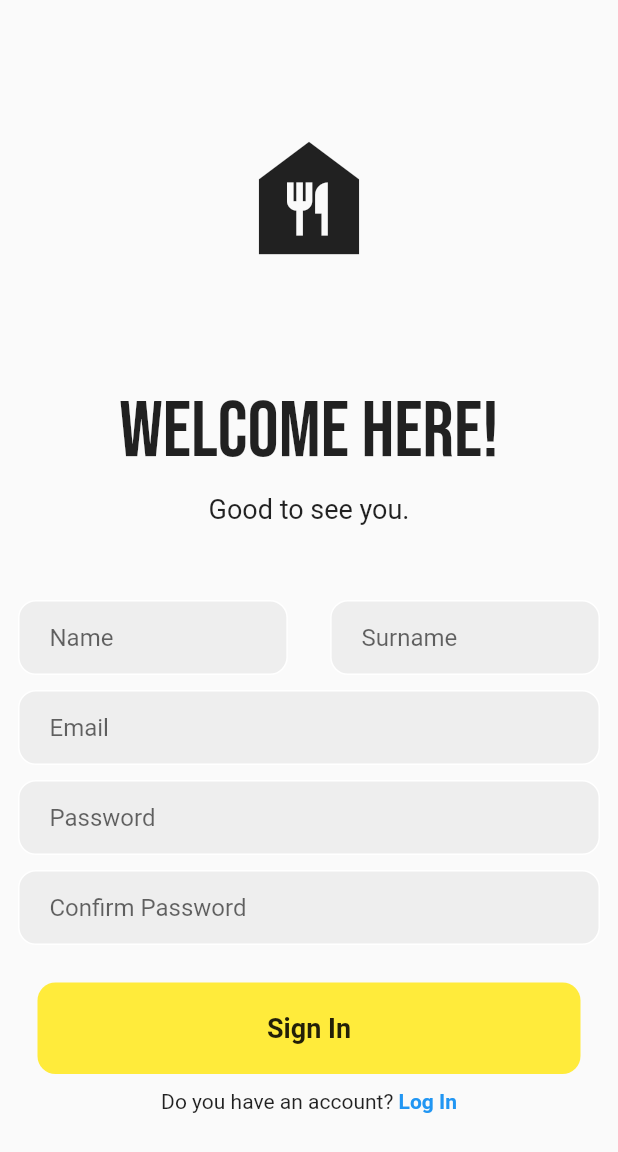
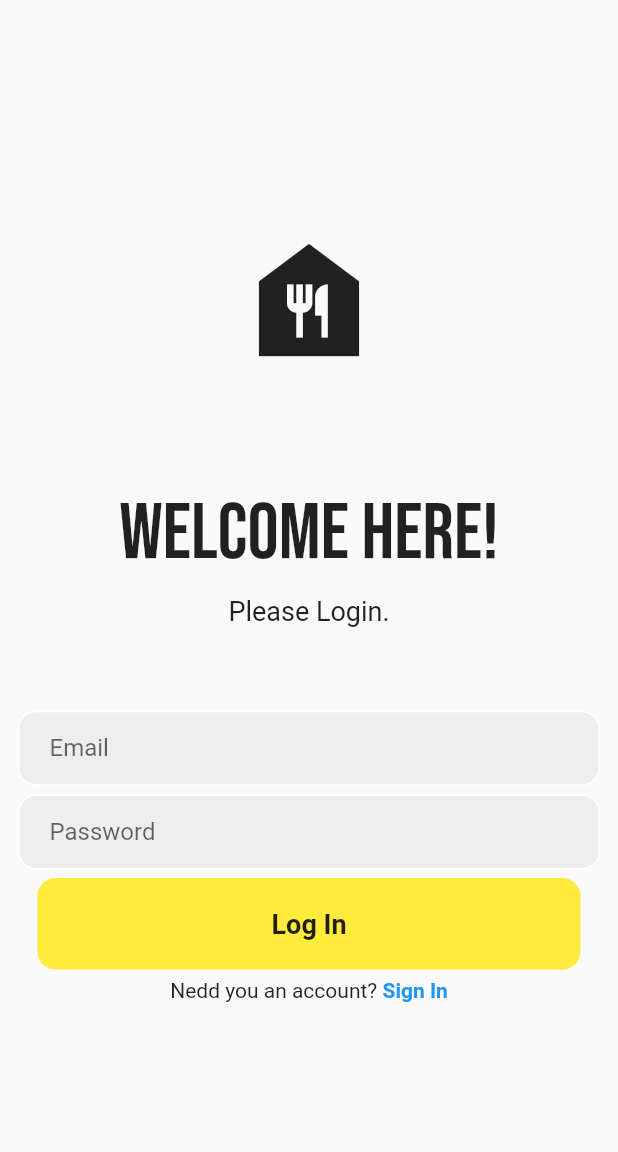
Before and after one commit to abdussametkaradeniz/recipeProject, a Flutter app: the screen it shows after launch, after a tap on "Log In", on a phone screen of 412 x 824 dp. Shown: the top 1152 px of the screen. Run offline on Flutter 3.47's test engine with Material 2 defaults, Android fonts, the light colour scheme and no system bars; our stand-ins replace google_fonts.

Commit message:
login ve signin ekranları navigate ayarı

```diff
--- a/lib/AuthProcess/Login/Login.dart
+++ b/lib/AuthProcess/Login/Login.dart
@@ -1,8 +1,10 @@
 import 'package:flutter/material.dart';
+import 'package:recipeapp/AuthProcess/SignIn/SignIn.dart';
 import 'package:recipeapp/Widgets/custom_button.dart';
 import 'package:recipeapp/Widgets/custom_text_field.dart';
 import 'package:recipeapp/Widgets/have_account_widget.dart';
 import 'package:recipeapp/Widgets/header_widget.dart';
+import 'package:recipeapp/components/navigate.dart';
 
 class Login extends StatefulWidget {
   const Login({super.key});
@@ -28,13 +30,17 @@
                   height: MediaQuery.of(context).size.height / 4,
                   child: Column(
                     mainAxisAlignment: MainAxisAlignment.spaceEvenly,
-                    children: const [
-                      CustomTextField(hintText: 'Email'),
-                      CustomTextField(hintText: 'Password'),
-                      CustomButton(btnText: 'Log In'),
+                    children: [
+                      const CustomTextField(hintText: 'Email'),
+                      const CustomTextField(hintText: 'Password'),
+                      const CustomButton(btnText: 'Log In'),
                       HaveAccountWidget(
-                        haveAccountText: 'Need an account?',
+                        haveAccountText: 'Nedd you an account?',
                         logOrSign: 'Sign In',
+                        onTap: () {
+                          Navigator.of(context).push(MaterialPageRoute(
+                              builder: (context) => const SignIn()));
+                        },
                       ),
                     ],
                   ),
--- a/lib/AuthProcess/SignIn/SignIn.dart
+++ b/lib/AuthProcess/SignIn/SignIn.dart
@@ -1,9 +1,11 @@
 import 'package:flutter/material.dart';
 import 'package:google_fonts/google_fonts.dart';
+import 'package:recipeapp/AuthProcess/Login/Login.dart';
 import 'package:recipeapp/Widgets/custom_button.dart';
 import 'package:recipeapp/Widgets/custom_text_field.dart';
 import 'package:recipeapp/Widgets/have_account_widget.dart';
 import 'package:recipeapp/Widgets/header_widget.dart';
+import 'package:recipeapp/components/navigate.dart';
 
 class SignIn extends StatefulWidget {
   const SignIn({super.key});
@@ -58,9 +60,13 @@
                 const SizedBox(height: 10),
 
                 //not a member
-                const HaveAccountWidget(
+                HaveAccountWidget(
                   haveAccountText: 'Do you have an account?',
                   logOrSign: 'Log In',
+                  onTap: () {
+                    Navigator.of(context).push(
+                        MaterialPageRoute(builder: (context) => const Login()));
+                  },
                 ),
               ],
             ),
--- a/lib/Widgets/have_account_widget.dart
+++ b/lib/Widgets/have_account_widget.dart
@@ -5,10 +5,12 @@
     super.key,
     required this.haveAccountText,
     required this.logOrSign,
+    required this.onTap,
   });
 
   final String haveAccountText;
   final String logOrSign;
+  final VoidCallback onTap;
 
   @override
   Widget build(BuildContext context) {
@@ -17,7 +19,7 @@
       children: [
         Text(haveAccountText),
         GestureDetector(
-          onTap: () {},
+          onTap: onTap,
           child: Text(
             ' $logOrSign',
             style: const TextStyle(
--- /dev/null
+++ b/lib/components/navigate.dart
@@ -0,0 +1,5 @@
+import 'package:flutter/material.dart';
+
+class NavigationService {
+  static GlobalKey<NavigatorState> navigatorKey = GlobalKey<NavigatorState>();
+}
--- a/lib/main.dart
+++ b/lib/main.dart
@@ -2,6 +2,7 @@
 import 'package:flutter/services.dart';
 import 'package:recipeapp/AuthProcess/Login/Login.dart';
 import 'package:recipeapp/AuthProcess/SignIn/SignIn.dart';
+import 'package:recipeapp/components/navigate.dart';
 
 void main() {
   runApp(const MyApp());
@@ -16,6 +17,7 @@
       const SystemUiOverlayStyle(statusBarColor: Colors.transparent),
     );
     return MaterialApp(
+      navigatorKey: NavigationService.navigatorKey,
       theme: ThemeData(
         primarySwatch: Colors.yellow,
       ),
```
